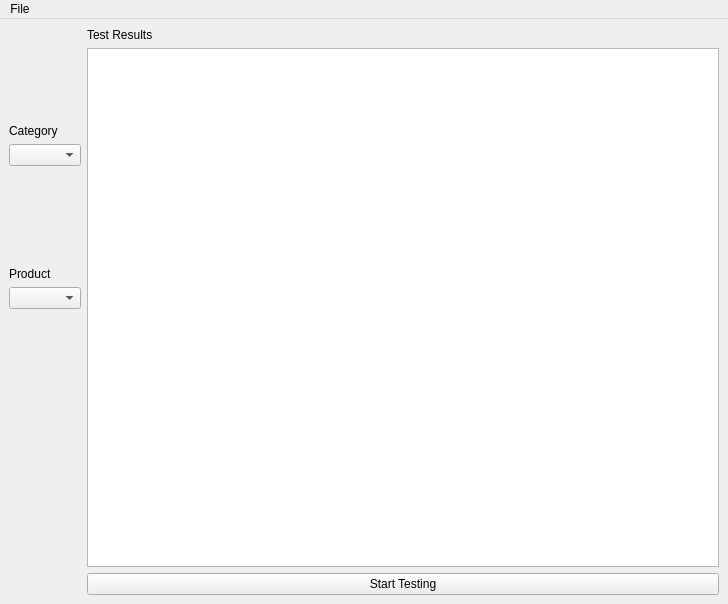
OmarEinea/IoTTestbed, file iottestbed.ui: the form before one commit.
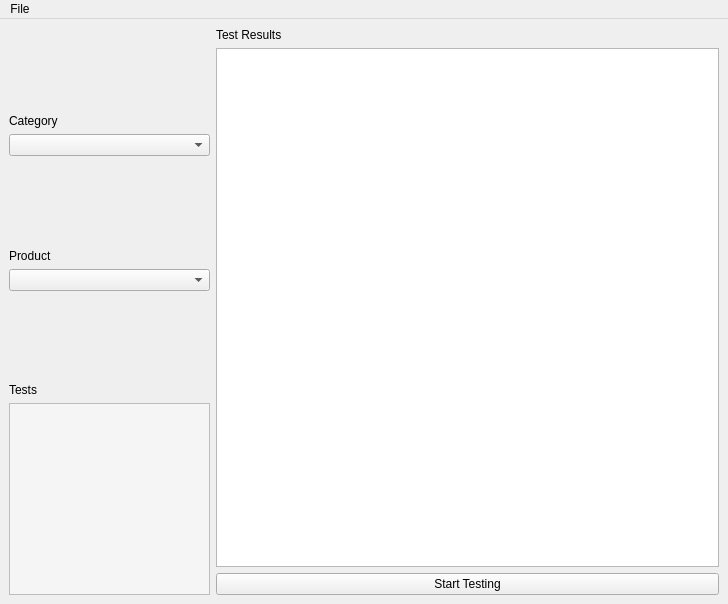
The form after the commit.

Commit message: Added a multi-select list view for tests and improved layout

Patch:
```diff
--- a/iottestbed.ui
+++ b/iottestbed.ui
@@ -17,11 +17,9 @@
    <property name="toolTipDuration">
     <number>-1</number>
    </property>
-   <layout class="QHBoxLayout" name="horizontalLayout">
+   <layout class="QHBoxLayout" name="horizontalLayout" stretch="2,5">
     <item>
-     <layout class="QVBoxLayout" name="leftColumnLayout">
-      <item>
-       <layout class="QVBoxLayout" name="choicesContainer">
+     <layout class="QVBoxLayout" name="leftColumnLayout" stretch="1,0,1,0,1,0">
         <item>
          <widget class="QLabel" name="categoriesLabel">
           <property name="text">
@@ -48,12 +46,23 @@
         <item>
          <widget class="QComboBox" name="productsCombo"/>
         </item>
-       </layout>
-      </item>
       <item>
        <widget class="QLabel" name="empty">
         <property name="text">
-         <string/>
+         <string>Tests</string>
+        </property>
+        <property name="alignment">
+         <set>Qt::AlignBottom|Qt::AlignLeading|Qt::AlignLeft</set>
+        </property>
+       </widget>
+      </item>
+      <item>
+       <widget class="QListWidget" name="testsListCombo">
+        <property name="styleSheet">
+         <string notr="true">background: whiteSmoke</string>
+        </property>
+        <property name="selectionMode">
+         <enum>QAbstractItemView::ExtendedSelection</enum>
         </property>
        </widget>
       </item>
```
Left out of the diff: 2 changed lines with no effect on the pictures. Lines whose indentation alone changed are shown as unchanged.
